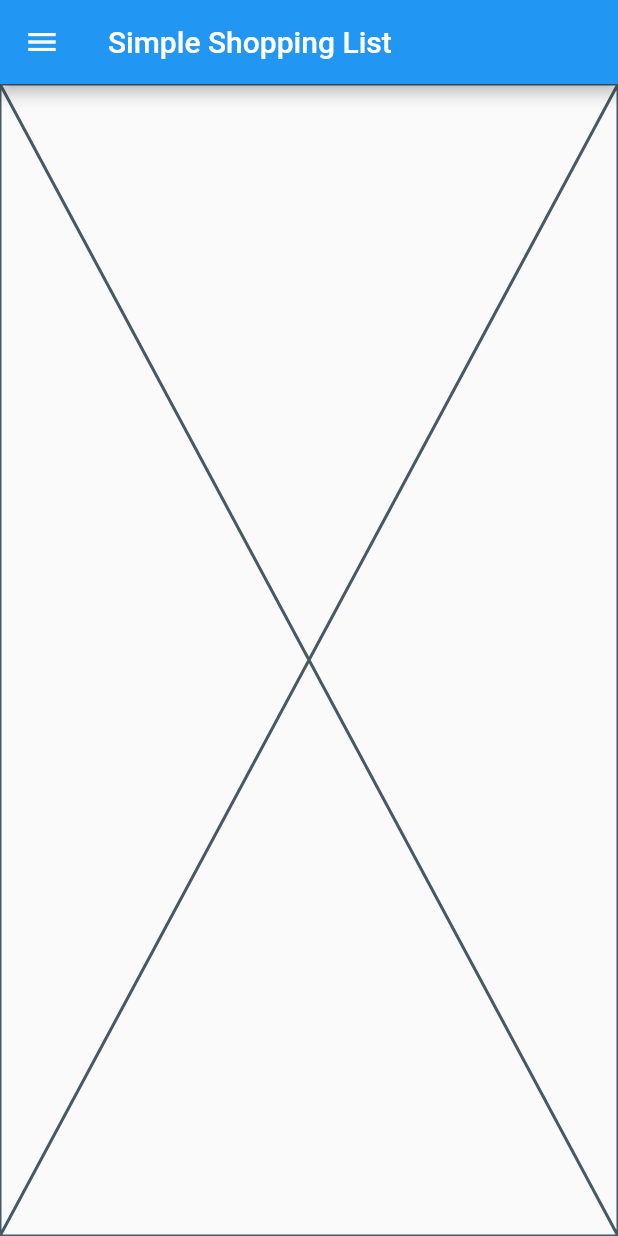
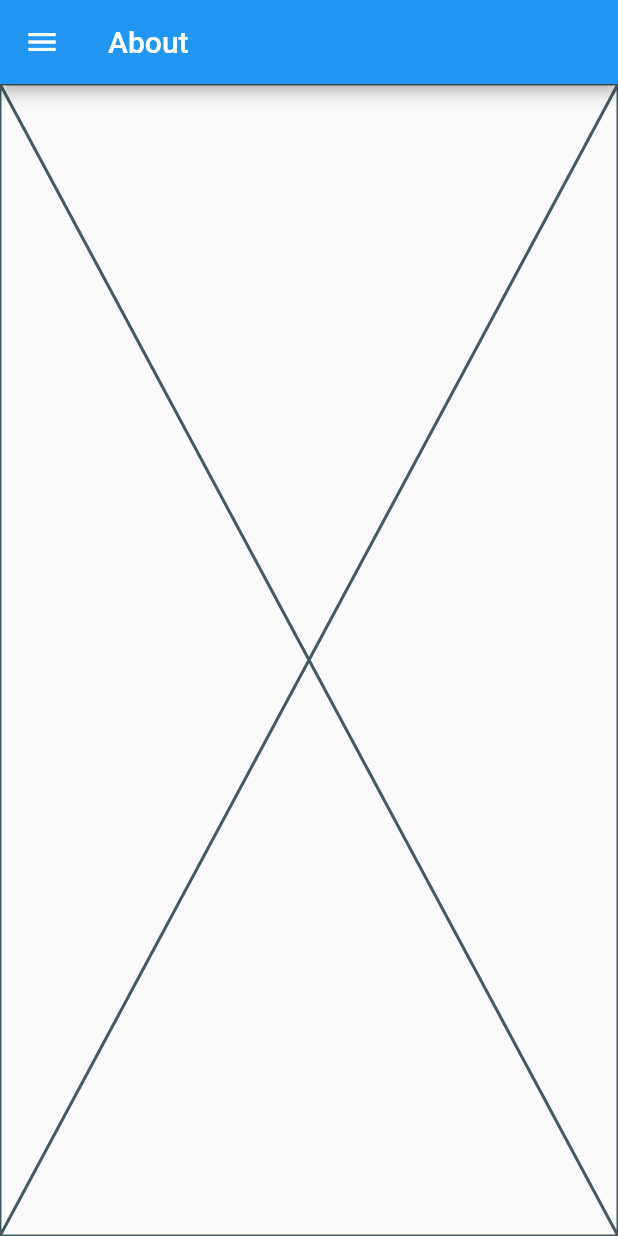
Before and after one commit to MuKhAlm/simple_shopping_list, a Flutter app: the screen it shows after launch, in the side drawer, after a tap on "About", on a phone screen of 412 x 824 dp. Run offline on Flutter 3.47's test engine with Material 2 defaults, Android fonts, the phone set to English and light mode, and no system bars.

Commit message:
Dev: Add ability to change AppBar title
Effects:
    - Each screen Widget can now change their title.
    - 'Simple Shopping List' is the default title.

```diff
--- a/lib/screens/about_screen.dart
+++ b/lib/screens/about_screen.dart
@@ -7,6 +7,7 @@ class AboutScreen extends StatelessWidget {
   @override
   Widget build(BuildContext context) {
     return const CustomMaterialApp(
+      title: 'About',
       body: Placeholder(),
     );
   }
--- a/lib/widgets/custom_material_app.dart
+++ b/lib/widgets/custom_material_app.dart
@@ -5,9 +5,11 @@ class CustomMaterialApp extends StatelessWidget {
   const CustomMaterialApp({
     Key? key,
     required this.body,
+    this.title = 'Simple Shopping List',
   }) : super(key: key);
 
   final Widget body;
+  final String title;
 
   @override
   Widget build(BuildContext context) {
@@ -18,7 +20,7 @@ class CustomMaterialApp extends StatelessWidget {
       ),
       home: Scaffold(
         appBar: AppBar(
-          title: const Text('Simple Shopping List'),
+          title: Text(title),
         ),
         drawer: const NavigationDrawer(),
         body: body,
```
